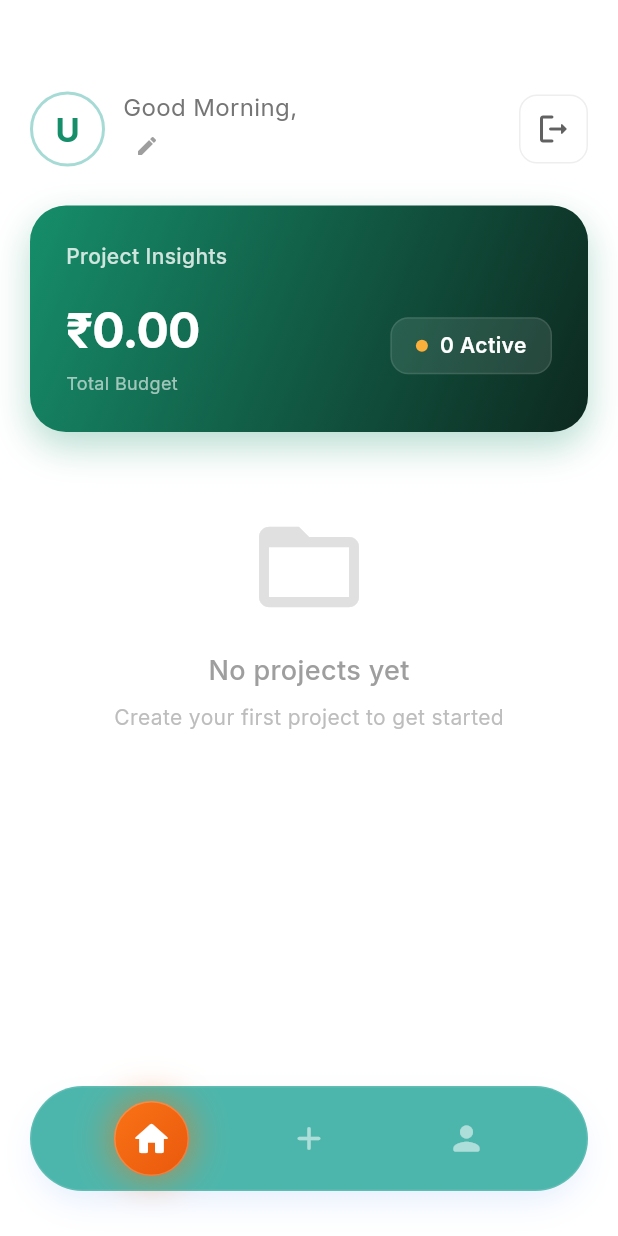
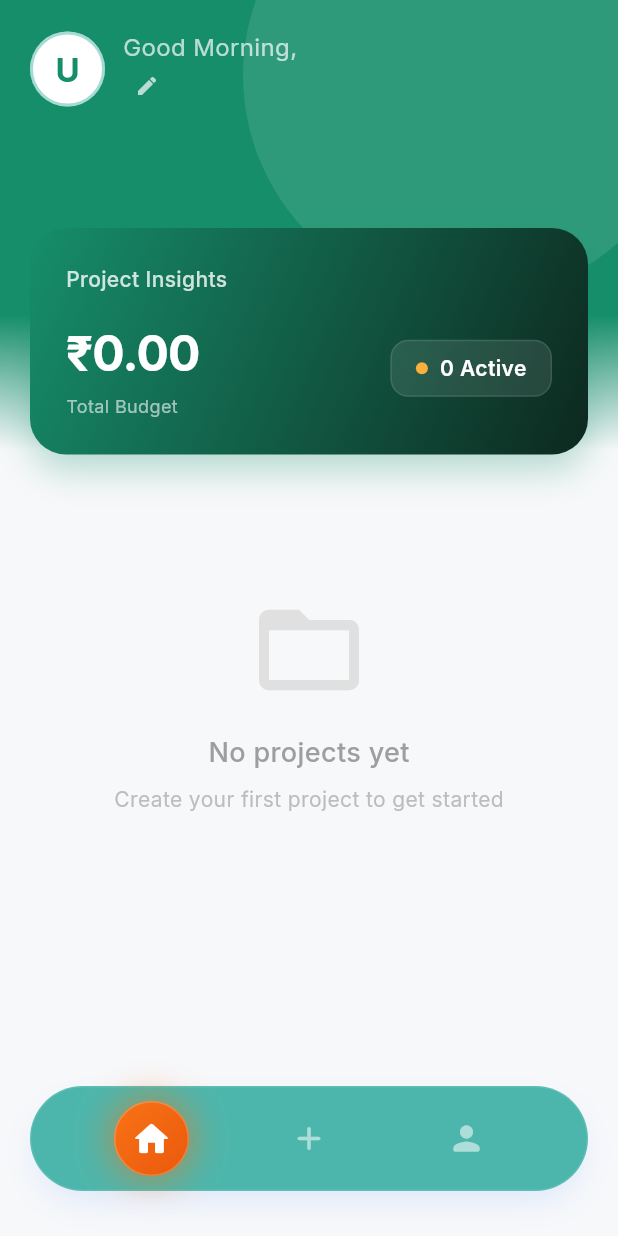
Before and after one commit to Sreejesh75/Construction_Helper-, a Flutter app: the MainScreen screen opened directly with empty values, on a phone screen of 412 x 824 dp. Run offline on Flutter 3.47's test engine with Material 3 defaults, Android fonts, the light colour scheme and no system bars; our stand-ins replace dio, equatable, file_picker, flutter_bloc, google_fonts, hydrated_bloc and 2 more; accounts and stored records are empty; network calls fail.

Commit message:
sorted the home screen properly

```diff
--- a/lib/features/home/bloc/home_bloc.dart
+++ b/lib/features/home/bloc/home_bloc.dart
@@ -1,10 +1,10 @@
-import 'package:flutter_bloc/flutter_bloc.dart';
+import 'package:hydrated_bloc/hydrated_bloc.dart';
 import '../../auth/data/auth_api_service.dart';
 import '../data/home_api_service.dart';
 import 'home_event.dart';
 import 'home_state.dart';
 
-class HomeBloc extends Bloc<HomeEvent, HomeState> {
+class HomeBloc extends HydratedBloc<HomeEvent, HomeState> {
   final HomeApiService api;
   final AuthApiService authApi;
 
@@ -245,4 +245,14 @@ class HomeBloc extends Bloc<HomeEvent, HomeState> {
       emit(state.copyWith(isLoading: false, error: e.toString()));
     }
   }
+
+  @override
+  HomeState? fromJson(Map<String, dynamic> json) {
+    return HomeState.fromJson(json);
+  }
+
+  @override
+  Map<String, dynamic>? toJson(HomeState state) {
+    return state.toJson();
+  }
 }
--- a/lib/features/home/presentation/home_screen.dart
+++ b/lib/features/home/presentation/home_screen.dart
@@ -1,10 +1,10 @@
-import 'package:construction_app/features/auth/presentation/login_screen.dart';
 import 'package:construction_app/features/home/presentation/dashboard_screen.dart';
 import 'package:construction_app/features/home/presentation/widgets/add_project_bottom_sheet.dart';
 import 'package:construction_app/features/home/presentation/widgets/home_header.dart';
 import 'package:construction_app/features/home/presentation/widgets/home_summary_card.dart';
 import 'package:construction_app/features/home/presentation/widgets/project_card.dart';
 import 'package:flutter/material.dart';
+import 'package:flutter/services.dart';
 import 'package:flutter_bloc/flutter_bloc.dart';
 import '../../../core/theme/app_color.dart';
 import '../bloc/home_bloc.dart';
@@ -44,26 +44,18 @@ class _HomeScreenState extends State<HomeScreen> {
     return widget.fromMainScreen
         ? _buildBody(context)
         : Scaffold(
+            backgroundColor: const Color(0xFFF7F8FA),
             body: SafeArea(child: _buildBody(context)),
             floatingActionButton: _buildFab(context),
           );
   }
 
   Widget _buildBody(BuildContext context) {
-    return BlocListener<HomeBloc, HomeState>(
-      listener: (context, state) {
-        if (state.isLoggedOut) {
-          Navigator.of(context).pushAndRemoveUntil(
-            MaterialPageRoute(builder: (context) => const LoginScreen()),
-            (route) => false,
-          );
-        }
-      },
-      child: BlocBuilder<HomeBloc, HomeState>(
+    return BlocBuilder<HomeBloc, HomeState>(
       builder: (context, state) {
         if (state.isLoading) {
-            return Center(
-              child: CircularProgressIndicator(color: Colors.white),
+          return const Center(
+            child: CircularProgressIndicator(color: AppColors.primary),
           );
         }
 
@@ -86,21 +78,57 @@ class _HomeScreenState extends State<HomeScreen> {
         return CustomScrollView(
           slivers: [
             SliverToBoxAdapter(
-                child: Column(
+              child: Stack(
+                children: [
+                  // Green Gradient Header Background
+                  Container(
+                    height: 300,
+                    decoration: const BoxDecoration(
+                      gradient: LinearGradient(
+                        begin: Alignment.topCenter,
+                        end: Alignment.bottomCenter,
+                        colors: [
+                          AppColors.primary,
+                          AppColors.gradientTop,
+                          Color(0xFFF7F8FA),
+                        ],
+                        stops: [0.0, 0.7, 1.0],
+                      ),
+                    ),
+                  ),
+
+                  // White Bubble Decoration
+                  Positioned(
+                    top: -100,
+                    right: -50,
+                    child: Container(
+                      width: 300,
+                      height: 300,
+                      decoration: BoxDecoration(
+                        shape: BoxShape.circle,
+                        color: Colors.white.withOpacity(0.1),
+                      ),
+                    ),
+                  ),
+
+                  // Header Content
+                  Column(
                     children: [
                       HomeHeader(
                         userName: state.userName ?? widget.userName,
                         isNewUser: widget.isNewUser,
                         userId: widget.userId,
-                      isDarkBackground: false,
+                        isDarkBackground: true,
                       ),
-   const SizedBox(height: 25),
+                      const SizedBox(height: 40),
                       // Stats Card
                       Padding(
-                      padding: const EdgeInsets.symmetric(horizontal: 20.0),
+                        padding: const EdgeInsets.symmetric(
+                          horizontal: 20.0,
+                          vertical: 40.0,
+                        ),
                         child: HomeSummaryCard(
                           totalBudget: totalBudget,
-                        // totalProjects: totalProjects, // Removed
                           activeProjects: activeProjectsCount,
                           onActiveProjectsTap: () {
                             if (state.projects.isNotEmpty) {
@@ -119,16 +147,13 @@ class _HomeScreenState extends State<HomeScreen> {
                       ),
                     ],
                   ),
+                ],
+              ),
             ),
 
             if (state.projects.isNotEmpty) ...[
               SliverPadding(
-                  padding: const EdgeInsets.only(
-                    left: 20,
-                    right: 20,
-                    top: 30, // Adjust spacing
-                    bottom: 10,
-                  ),
+                padding: const EdgeInsets.only(left: 20, right: 20, bottom: 10),
                 sliver: SliverToBoxAdapter(
                   child: Row(
                     mainAxisAlignment: MainAxisAlignment.spaceBetween,
@@ -170,8 +195,7 @@ class _HomeScreenState extends State<HomeScreen> {
                               builder: (_) => DashboardScreen(
                                 userName: widget.userName,
                                 projects: state.projects,
-                                  projectId:
-                                      project['_id'], // Pass ID to enable single-project/material mode
+                                projectId: project['_id'],
                               ),
                             ),
                           );
@@ -189,8 +213,8 @@ class _HomeScreenState extends State<HomeScreen> {
                 ),
               ),
               const SliverToBoxAdapter(
-                  child: SizedBox(height: 100),
-                ), // Bottom padding
+                child: SizedBox(height: 100), // Padded for FAB/Nav
+              ),
             ] else ...[
               // Empty State
               SliverFillRemaining(
@@ -226,7 +250,6 @@ class _HomeScreenState extends State<HomeScreen> {
           ],
         );
       },
-      ),
     );
   }
 
--- a/lib/features/home/presentation/main_screen.dart
+++ b/lib/features/home/presentation/main_screen.dart
@@ -4,6 +4,7 @@ import 'package:construction_app/features/home/presentation/home_screen.dart';
 import 'package:construction_app/features/home/presentation/widgets/custom_bottom_nav_bar.dart';
 import 'package:construction_app/features/profile/presentation/profile_screen.dart';
 import 'package:flutter/material.dart';
+import 'package:flutter/services.dart';
 
 class MainScreen extends StatefulWidget {
   final String userId;
@@ -28,6 +29,25 @@ class _MainScreenState extends State<MainScreen> {
 
   @override
   Widget build(BuildContext context) {
+    // Set status bar color based on current index
+    // Home (0) has dark green header -> Light Status Bar Content (White icons)
+    // AddProject (1) has white background -> Dark Status Bar Content (Black icons)
+    // Profile (2) has white background -> Dark Status Bar Content (Black icons)
+    final bool isHome = _currentIndex == 0;
+
+    final SystemUiOverlayStyle overlayStyle = isHome
+        ? SystemUiOverlayStyle.light.copyWith(
+            statusBarColor: Colors.transparent,
+            statusBarIconBrightness:
+                Brightness.light, // White icons for Android
+            statusBarBrightness: Brightness.dark, // White icons for iOS
+          )
+        : SystemUiOverlayStyle.dark.copyWith(
+            statusBarColor: Colors.transparent,
+            statusBarIconBrightness: Brightness.dark, // Black icons for Android
+            statusBarBrightness: Brightness.light, // Black icons for iOS
+          );
+
     final List<Widget> pages = [
       HomeScreen(
         userId: widget.userId,
@@ -46,11 +66,14 @@ class _MainScreenState extends State<MainScreen> {
       ProfileScreen(userName: widget.userName, email: widget.email),
     ];
 
-    return Scaffold(
+    return AnnotatedRegion<SystemUiOverlayStyle>(
+      value: overlayStyle,
+      child: Scaffold(
         extendBody: true, // Important for the curve
         body: Container(
-        color: Colors.white, // Solid white background
+          color: const Color(0xFFF7F8FA), // Light Grey Background
           child: SafeArea(
+            top: false, // Allow header to extend behind status bar
             bottom: false, // Let content flow behind bottom nav if needed
             child: pages[_currentIndex],
           ),
@@ -63,6 +86,7 @@ class _MainScreenState extends State<MainScreen> {
             });
           },
         ),
+      ),
     );
   }
 }
--- a/lib/features/home/presentation/widgets/home_header.dart
+++ b/lib/features/home/presentation/widgets/home_header.dart
@@ -21,7 +21,12 @@ class HomeHeader extends StatelessWidget {
   @override
   Widget build(BuildContext context) {
     return Padding(
-      padding: const EdgeInsets.fromLTRB(20, 60, 20, 0),
+      padding: EdgeInsets.fromLTRB(
+        20,
+        MediaQuery.of(context).padding.top + 20, // Adjust for status bar
+        20,
+        0,
+      ),
       child: Row(
         mainAxisAlignment: MainAxisAlignment.spaceBetween,
         children: [
@@ -92,51 +97,6 @@ class HomeHeader extends StatelessWidget {
               ),
             ],
           ),
-          GestureDetector(
-            onTap: () {
-              // TODO: Implement Logout Logic
-              showDialog(
-                context: context,
-                builder: (context) => AlertDialog(
-                  title: const Text("Logout"),
-                  content: const Text("Are you sure you want to logout?"),
-                  actions: [
-                    TextButton(
-                      onPressed: () => Navigator.pop(context),
-                      child: const Text("Cancel"),
-                    ),
-                    TextButton(
-                      onPressed: () {
-                        Navigator.pop(context);
-                        context.read<HomeBloc>().add(LogoutEvent());
-                      },
-                      child: const Text(
-                        "Logout",
-                        style: TextStyle(color: Colors.red),
-                      ),
-                    ),
-                  ],
-                ),
-              );
-            },
-            child: Container(
-              padding: const EdgeInsets.all(10),
-              decoration: BoxDecoration(
-                color: isDarkBackground
-                    ? Colors.white.withOpacity(0.15)
-                    : Colors.white,
-                borderRadius: BorderRadius.circular(12),
-                border: isDarkBackground
-                    ? null
-                    : Border.all(color: Colors.grey[200]!),
-              ),
-              child: Icon(
-                Icons.logout_rounded,
-                size: 24,
-                color: isDarkBackground ? Colors.white : Colors.grey[700],
-              ),
-            ),
-          ),
         ],
       ),
     );
--- a/lib/features/home/presentation/widgets/project_card.dart
+++ b/lib/features/home/presentation/widgets/project_card.dart
@@ -57,9 +57,9 @@ class ProjectCard extends StatelessWidget {
             border: Border.all(color: Colors.grey.withOpacity(0.1), width: 1),
             boxShadow: [
               BoxShadow(
-                color: Colors.grey.withOpacity(0.05),
-                blurRadius: 20,
-                offset: const Offset(0, 5),
+                color: Colors.grey.withOpacity(0.1),
+                blurRadius: 10,
+                offset: const Offset(0, 4),
               ),
             ],
           ),
--- a/pubspec.yaml
+++ b/pubspec.yaml
@@ -42,6 +42,8 @@ dependencies:
   shared_preferences: ^2.2.2
   intl: ^0.20.2
   file_picker: ^8.1.7
+  hydrated_bloc: ^10.1.1
+  path_provider: ^2.1.5
 
 
 dev_dependencies:
```
Also changed, not shown: lib/features/home/bloc/home_state.dart (+22 -0 lines), lib/features/profile/presentation/profile_screen.dart (+11 -1 lines), lib/main.dart (+10 -1 lines), pubspec.lock. Lines whose indentation alone changed are shown as unchanged.
